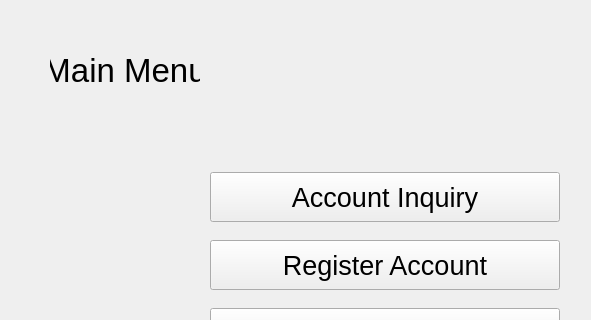
Above: ui/mainmenuscene.ui from U-Keun/Qt_Account_Project before the change; both pictures show x 0 to 591 and y 0 to 320 of the 800 by 600 pixel window. Below: the same form after it.
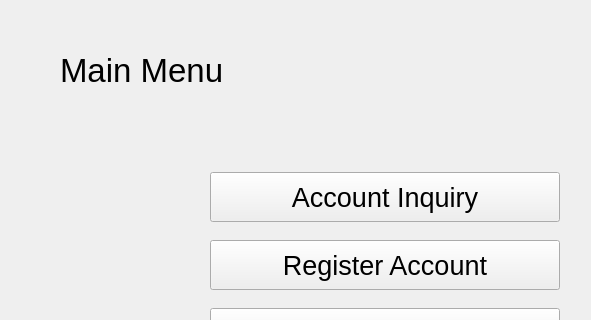
That is the form after the change.

Commit message: ui : 메인 메뉴 <-> 계좌 조회 화면 전환 로직 추가

Patch:
```diff
--- a/ui/mainmenuscene.ui
+++ b/ui/mainmenuscene.ui
@@ -146,9 +146,9 @@
   <widget class="QLabel" name="label">
    <property name="geometry">
     <rect>
-     <x>50</x>
+     <x>60</x>
      <y>40</y>
-     <width>150</width>
+     <width>421</width>
      <height>60</height>
     </rect>
    </property>
@@ -162,7 +162,7 @@
     <string>Main Menu</string>
    </property>
    <property name="alignment">
-    <set>Qt::AlignmentFlag::AlignCenter</set>
+    <set>Qt::AlignmentFlag::AlignLeading|Qt::AlignmentFlag::AlignLeft|Qt::AlignmentFlag::AlignVCenter</set>
    </property>
   </widget>
  </widget>
```
The commit also changes 5 other files.
